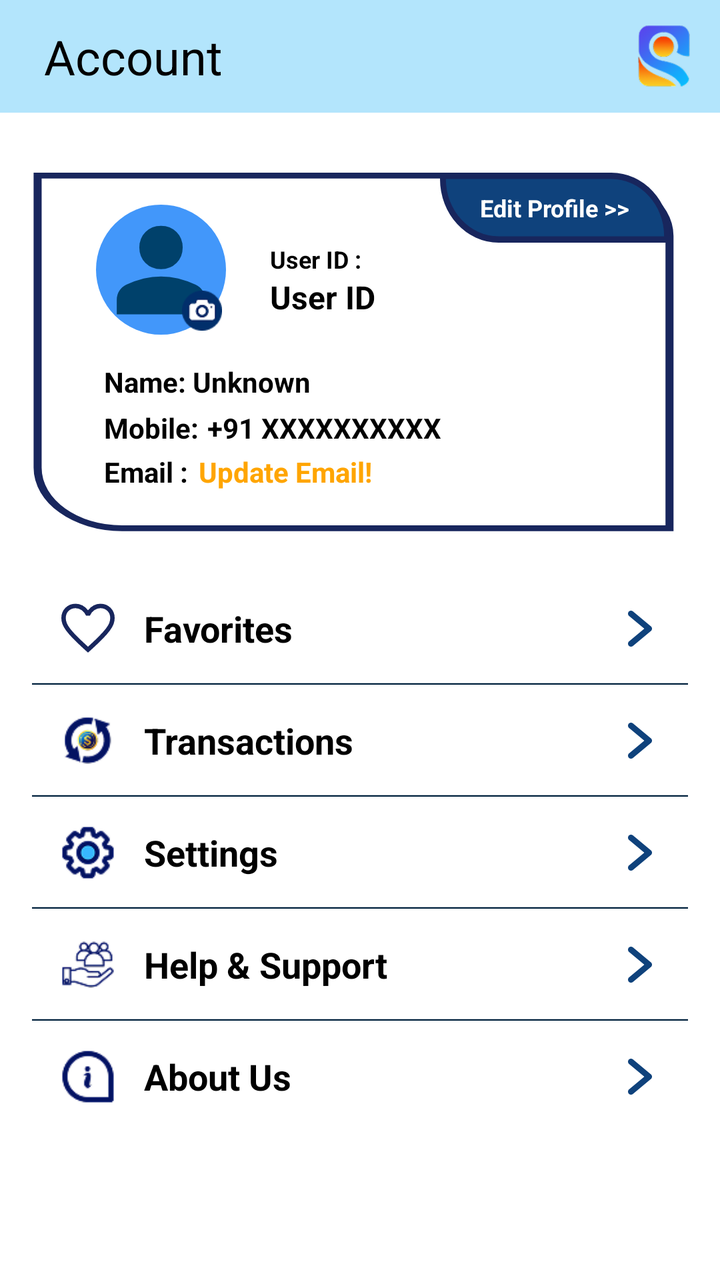
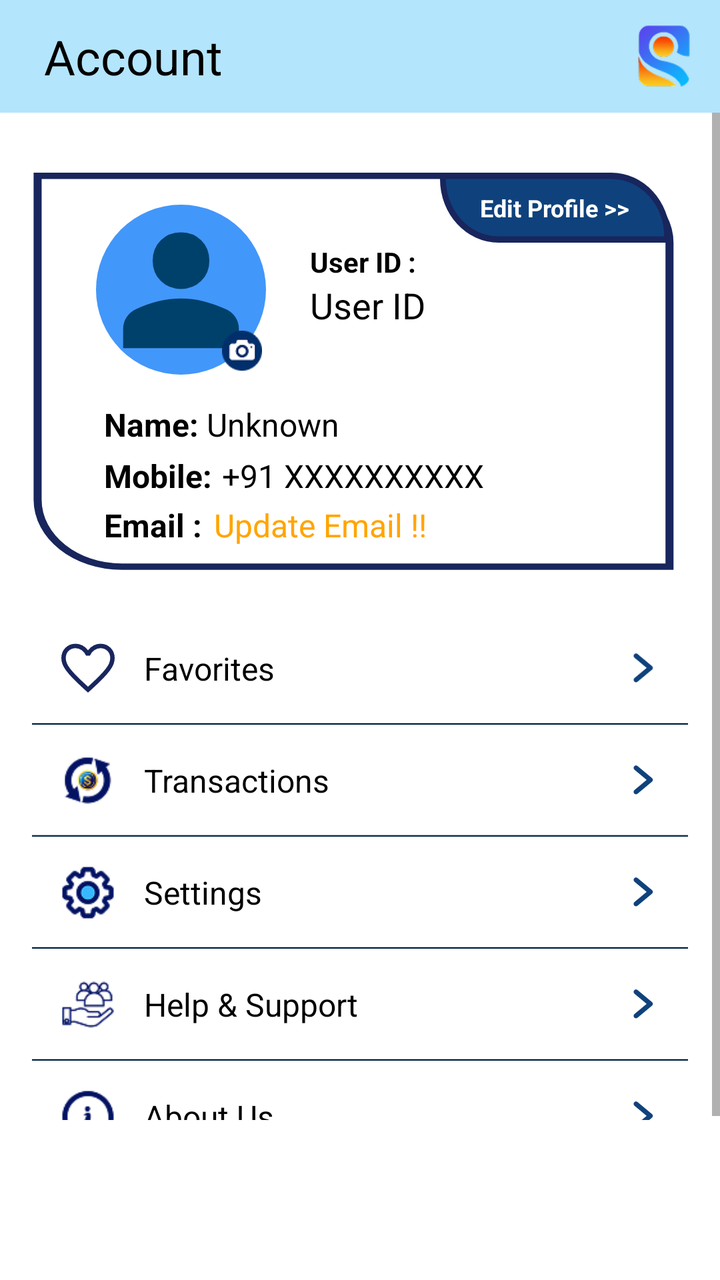

Screens rendered from an Android XML layout before and after an edit, with the pre-edit source and the edit as a unified diff.
<!-- AndroidManifest.xml: application theme Theme.Seekshakcom -->
<!-- res/layout/fragment_myaccount.xml -->
<?xml version="1.0" encoding="utf-8"?>
<FrameLayout xmlns:android="http://schemas.android.com/apk/res/android"
    android:layout_width="match_parent"
    android:layout_height="match_parent"
    android:background="#B3E5FC">

    <LinearLayout
        android:orientation="vertical"
        android:layout_width="match_parent"
        android:layout_height="match_parent"
        android:background="@color/white">

        <RelativeLayout
            android:layout_width="match_parent"
            android:layout_height="wrap_content"
            android:background="#B3E5FC"
            android:padding="12dp">


            <TextView
                android:id="@+id/title"
                android:layout_width="wrap_content"
                android:layout_height="wrap_content"
                android:layout_alignParentTop="true"
                android:layout_marginTop="0dp"
                android:layout_marginStart="10dp"
                android:text="Account"
                android:textColor="#000000"
                android:textSize="24sp" />

            <ImageView
                android:id="@+id/logo"
                android:layout_width="32dp"
                android:layout_height="32dp"
                android:layout_alignParentEnd="true"
                android:src="@drawable/logo_1_1"
                android:contentDescription="Logo" />
        </RelativeLayout>

        <ScrollView
            android:layout_width="match_parent"
            android:layout_height="0dp"
            android:layout_weight="1"
            android:paddingBottom="80dp">

            <LinearLayout
                android:layout_width="match_parent"
                android:layout_height="wrap_content"
                android:orientation="vertical"
                android:paddingHorizontal="16dp">

                <RelativeLayout
                    android:layout_width="match_parent"
                    android:layout_height="wrap_content"
                    android:layout_gravity="center_horizontal"
                    android:layout_marginTop="30dp"
                    android:background="@drawable/profile_card_bg"
                    android:paddingStart="16dp">

                    <TextView
                        android:layout_width="115dp"
                        android:layout_height="35dp"
                        android:layout_alignParentEnd="true"
                        android:layout_marginEnd="9dp"
                        android:background="@drawable/bg_viewprofile"
                        android:clickable="true"
                        android:focusable="true"
                        android:gravity="center"
                        android:lineSpacingExtra="4sp"
                        android:text="Edit Profile >>"
                        android:textColor="#FFFFFF"
                        android:textSize="12sp"
                        android:textStyle="bold" />

                    <FrameLayout
                        android:id="@+id/profile_frame"
                        android:layout_width="wrap_content"
                        android:layout_height="wrap_content"
                        android:layout_marginStart="16dp"
                        android:layout_marginTop="16dp"
                        android:clickable="true"
                        android:focusable="true">


                        
                        <ImageView
                            android:id="@+id/profile_icon"
                            android:layout_width="65dp"
                            android:layout_height="65dp"
                            android:background="@drawable/bg_profilecicle"
                            android:contentDescription="Profile"
                            android:padding="0dp"
                            android:scaleType="centerCrop"
                            android:src="@drawable/ic_user" />


                        <ImageButton
                            android:id="@+id/ic_camera"
                            android:layout_width="20dp"
                            android:layout_height="20dp"
                            android:layout_gravity="bottom|end"
                            android:layout_margin="2dp"
                            android:background="@drawable/ic_camera"
                            android:contentDescription="Edit Profile Picture" />
                    </FrameLayout>


                    <LinearLayout
                        android:layout_width="wrap_content"
                        android:layout_height="wrap_content"
                        android:layout_marginStart="22dp"
                        android:layout_toEndOf="@id/profile_frame"
                        android:orientation="vertical">

                        <TextView
                            android:layout_width="wrap_content"
                            android:layout_height="wrap_content"
                            android:layout_marginTop="35dp"
                            android:text="User ID : "
                            android:textColor="#000000"
                            android:textSize="12sp"
                            android:textStyle="bold" />

                        <TextView
                            android:id="@+id/user_id"
                            android:layout_width="wrap_content"
                            android:layout_height="wrap_content"
                            android:text="User ID"
                            android:textColor="#000000"
                            android:textSize="16sp"
                            android:textStyle="bold" />
                    </LinearLayout>

                    <TextView
                        android:id="@+id/text_user_name"
                        android:layout_width="wrap_content"
                        android:layout_height="wrap_content"
                        android:layout_below="@+id/profile_frame"
                        android:layout_marginTop="14dp"
                        android:layout_marginStart="20dp"
                        android:text="Name: "
                        android:textColor="#000000"
                        android:textSize="14sp"
                        android:textStyle="bold" />

                    <TextView
                        android:id="@+id/user_name"
                        android:layout_width="wrap_content"
                        android:layout_height="wrap_content"
                        android:layout_below="@+id/profile_frame"
                        android:layout_marginTop="14dp"
                        android:layout_toEndOf="@+id/text_user_name"
                        android:text="Unknown"
                        android:textColor="#000000"
                        android:textSize="14sp"
                        android:textStyle="bold" />

                    <TextView
                        android:id="@+id/text_mobile"
                        android:layout_width="wrap_content"
                        android:layout_height="wrap_content"
                        android:layout_below="@+id/user_name"
                        android:layout_marginTop="4dp"
                        android:layout_marginStart="20dp"
                        android:text="Mobile: "
                        android:textColor="#000000"
                        android:textSize="14sp"
                        android:textStyle="bold" />

                    <TextView
                        android:id="@+id/mobile_no"
                        android:layout_width="wrap_content"
                        android:layout_height="wrap_content"
                        android:layout_below="@+id/user_name"
                        android:layout_marginStart="1dp"
                        android:layout_marginTop="4dp"
                        android:layout_toEndOf="@+id/text_mobile"
                        android:text="+91 XXXXXXXXXX"
                        android:textColor="#000000"
                        android:textSize="14sp"
                        android:textStyle="bold" />

                    <TextView
                        android:id="@+id/text_email"
                        android:layout_width="wrap_content"
                        android:layout_height="wrap_content"
                        android:layout_below="@+id/text_mobile"
                        android:layout_marginTop="3dp"
                        android:layout_marginStart="20dp"
                        android:text="Email : "
                        android:textColor="#000000"
                        android:textSize="14sp"
                        android:textStyle="bold" />

                    <TextView
                        android:id="@+id/user_email"
                        android:layout_width="wrap_content"
                        android:layout_height="wrap_content"
                        android:layout_below="@+id/mobile_no"
                        android:layout_marginStart="2dp"
                        android:layout_marginTop="3dp"
                        android:layout_toEndOf="@+id/text_email"
                        android:text="Update Email!"
                        android:textColor="#FFA500"
                        android:textSize="14sp"
                        android:textStyle="bold" />

                </RelativeLayout>
                <LinearLayout
                    android:layout_width="match_parent"
                    android:layout_height="wrap_content"
                    android:orientation="horizontal"
                    android:layout_marginTop="15dp"
                    android:background="@drawable/rectangle_6"
                    android:padding="12dp"
                    android:gravity="center_vertical">

                    
                    <ImageView
                        android:layout_width="32dp"
                        android:layout_height="32dp"
                        android:src="@drawable/ic_heart"
                        android:layout_marginEnd="12dp" />

                    
                    <TextView
                        android:id="@+id/favourite_btn"
                        android:layout_width="0dp"
                        android:layout_height="wrap_content"
                        android:layout_weight="1"
                        android:text="Favorites"
                        android:textColor="@color/black"
                        android:textSize="18sp"
                        android:textStyle="bold"
                        android:clickable="true"
                        android:focusable="true" />

                    
                    <ImageView
                        android:layout_width="24dp"
                        android:layout_height="24dp"
                        android:src="@drawable/ic_arrow_right"
                        android:contentDescription="Go to Favorites" />
                </LinearLayout>

                <LinearLayout
                    android:layout_width="match_parent"
                    android:layout_height="wrap_content"
                    android:orientation="horizontal"
                    android:layout_marginTop="0dp"
                    android:background="@drawable/rectangle_6"
                    android:padding="12dp"
                    android:gravity="center_vertical">

                    <ImageView
                        android:layout_width="32dp"
                        android:layout_height="32dp"
                        android:src="@drawable/ic_transactions"
                        android:layout_marginEnd="12dp" />

                    
                    <TextView
                        android:id="@+id/transactions_btn"
                        android:layout_width="0dp"
                        android:layout_height="wrap_content"
                        android:layout_weight="1"
                        android:clickable="true"
                        android:focusable="true"
                        android:text="Transactions"
                        android:textColor="@color/black"
                        android:textSize="18sp"
                        android:textStyle="bold" />

                    
                    <ImageView
                        android:layout_width="24dp"
                        android:layout_height="24dp"
                        android:src="@drawable/ic_arrow_right"
                        android:contentDescription="Go to Favorites" />
                </LinearLayout>
                <LinearLayout
                    android:layout_width="match_parent"
                    android:layout_height="wrap_content"
                    android:orientation="horizontal"
                    android:layout_marginTop="0dp"
                    android:background="@drawable/rectangle_6"
                    android:padding="12dp"
                    android:gravity="center_vertical">

                    <ImageView
                        android:layout_width="32dp"
                        android:layout_height="32dp"
                        android:src="@drawable/ic_seetings"
                        android:layout_marginEnd="12dp" />

                    
                    <TextView
                        android:id="@+id/settings_btn"
                        android:layout_width="0dp"
                        android:layout_height="wrap_content"
                        android:layout_weight="1"
                        android:clickable="true"
                        android:focusable="true"
                        android:text="Settings"
                        android:textColor="@color/black"
                        android:textSize="18sp"
                        android:textStyle="bold" />

                    
                    <ImageView
                        android:layout_width="24dp"
                        android:layout_height="24dp"
                        android:src="@drawable/ic_arrow_right"
                        android:contentDescription="Go to Favorites" />

                </LinearLayout>
                <LinearLayout
                    android:layout_width="match_parent"
                    android:layout_height="wrap_content"
                    android:orientation="horizontal"
                    android:layout_marginTop="0dp"
                    android:background="@drawable/rectangle_6"
                    android:padding="12dp"
                    android:gravity="center_vertical">

                    <ImageView
                        android:layout_width="32dp"
                        android:layout_height="32dp"
                        android:src="@drawable/ic_helpsupport"
                        android:layout_marginEnd="12dp" />

                    
                    <TextView
                        android:id="@+id/help_support"
                        android:layout_width="0dp"
                        android:layout_height="wrap_content"
                        android:layout_weight="1"
                        android:clickable="true"
                        android:focusable="true"
                        android:text="Help &amp; Support"
                        android:textColor="@color/black"
                        android:textSize="18sp"
                        android:textStyle="bold" />

                    
                    <ImageView
                        android:layout_width="24dp"
                        android:layout_height="24dp"
                        android:src="@drawable/ic_arrow_right"
                        android:contentDescription="Go to Favorites" />

                </LinearLayout>
                <LinearLayout
                    android:layout_width="match_parent"
                    android:layout_height="wrap_content"
                    android:orientation="horizontal"
                    android:layout_marginTop="0dp"
                    android:background="@drawable/rectangle_6"
                    android:padding="12dp"
                    android:gravity="center_vertical">

                    <ImageView
                        android:layout_width="32dp"
                        android:layout_height="32dp"
                        android:src="@drawable/ic_aboutus"
                        android:layout_marginEnd="12dp" />

                    
                    <TextView
                        android:id="@+id/about_us"
                        android:layout_width="0dp"
                        android:layout_height="wrap_content"
                        android:layout_weight="1"
                        android:clickable="true"
                        android:focusable="true"
                        android:text="About Us"
                        android:textColor="@color/black"
                        android:textSize="18sp"
                        android:textStyle="bold" />


                    
                    <ImageView
                        android:layout_width="24dp"
                        android:layout_height="24dp"
                        android:src="@drawable/ic_arrow_right"
                        android:contentDescription="Go to Favorites" />

                </LinearLayout>
                <LinearLayout
                    android:id="@+id/logout_layout"
                    android:layout_width="match_parent"
                    android:layout_height="wrap_content"
                    android:orientation="horizontal"
                    android:layout_marginTop="0dp"
                    android:background="@drawable/rectangle_6"
                    android:padding="12dp"
                    android:clickable="true"
                    android:focusable="true"
                    android:gravity="center_vertical">

                    <ImageView
                        android:layout_width="32dp"
                        android:layout_height="32dp"
                        android:src="@drawable/ic_logout"
                        android:layout_marginEnd="12dp" />

                    
                    <TextView
                        android:id="@+id/logoutButton"
                        android:layout_width="0dp"
                        android:layout_height="wrap_content"
                        android:layout_weight="1"
                        android:clickable="true"
                        android:focusable="true"
                        android:text="Log Out"
                        android:textColor="@color/black"
                        android:textSize="18sp"
                        android:textStyle="bold" />


                    
                    <ImageView
                        android:layout_width="24dp"
                        android:layout_height="24dp"
                        android:src="@drawable/ic_arrow_right"
                        android:contentDescription="Go to Favorites" />

                </LinearLayout>







            </LinearLayout>


        </ScrollView>
    </LinearLayout>
</FrameLayout>
<!-- resources referenced by this layout -->
<resources>
  <color name="black">#FF000000</color>
  <color name="white">#FFFFFFFF</color>
  <!-- drawable bg_profilecicle (drawable) -->
  <vector xmlns:android="http://schemas.android.com/apk/res/android"
      android:width="132dp"
      android:height="132dp"
      android:viewportWidth="132"
      android:viewportHeight="132">
    <path
        android:pathData="M66,66m-66,0a66,66 0,1 1,132 0a66,66 0,1 1,-132 0"
        android:fillColor="#4297FA"/>
  </vector>
  <!-- drawable bg_viewprofile (drawable) -->
  <vector xmlns:android="http://schemas.android.com/apk/res/android"
      android:width="196dp"
      android:height="55dp"
      android:viewportWidth="196"
      android:viewportHeight="55">
    <path
        android:pathData="M5,2.5H2.5V5C2.5,31.23 23.77,52.5 50,52.5H191H193.5V50C193.5,23.77 172.23,2.5 146,2.5H5Z"
        android:strokeWidth="5"
        android:fillColor="#0F427C"
        android:strokeColor="#18265d"/>
  </vector>
  <!-- drawable ic_arrow_right (drawable) -->
  <vector xmlns:android="http://schemas.android.com/apk/res/android"
      android:width="24dp"
      android:height="24dp"
      android:viewportWidth="24"
      android:viewportHeight="24">
    <path
        android:pathData="M14.156,12L6.539,18.347C6.233,18.602 6.041,18.968 6.005,19.364C5.969,19.761 6.092,20.155 6.347,20.461C6.602,20.767 6.967,20.959 7.364,20.995C7.76,21.031 8.155,20.908 8.461,20.653L17.461,13.153C17.63,13.012 17.765,12.835 17.859,12.636C17.952,12.437 18,12.219 18,12C18,11.78 17.952,11.563 17.859,11.363C17.765,11.164 17.63,10.988 17.461,10.847L8.461,3.346C8.155,3.092 7.76,2.969 7.364,3.005C6.967,3.041 6.602,3.233 6.347,3.538C6.092,3.844 5.969,4.239 6.005,4.635C6.041,5.031 6.233,5.397 6.539,5.652L14.156,12Z"
        android:fillColor="#0F427C"/>
  </vector>
  <!-- drawable ic_user (drawable) -->
  <vector xmlns:android="http://schemas.android.com/apk/res/android"
      android:width="40dp"
      android:height="40dp"
      android:viewportWidth="960"
      android:viewportHeight="960">
    <path
        android:pathData="M479.97,475.91q-68.98,0 -114.49,-45.51 -45.51,-45.51 -45.51,-114.49 0,-68.98 45.51,-114.48t114.49,-45.5q68.98,0 114.6,45.5 45.62,45.5 45.62,114.48T594.57,430.4q-45.62,45.51 -114.6,45.51ZM153.3,810.12v-107.14q0,-38.44 19.53,-67.56 19.52,-29.11 50.89,-44.29 65.89,-30.57 129.01,-45.9 63.12,-15.32 127.23,-15.32 64.56,0 127.32,15.62 62.76,15.62 128.34,45.52 32.07,14.96 51.65,44.1 19.59,29.14 19.59,67.79v107.18L153.3,810.12Z"
        android:fillColor="#00416B"/>
  </vector>
  <!-- drawable profile_card_bg (drawable) -->
  <vector xmlns:android="http://schemas.android.com/apk/res/android"
      android:width="340dp"
      android:height="185dp"
      android:viewportWidth="408"
      android:viewportHeight="321">
    <path
        android:pathData="M6,5H344C371.61,5 394,27.39 394,55V306H56C28.39,306 6,283.61 6,256V5Z"
        android:fillColor="#FFFFFF"/>
    <path
        android:pathData="M344,2.5C372.99,2.5 396.5,26.01 396.5,55V308.5H56C27.01,308.5 3.5,284.99 3.5,256V2.5H344Z"
        android:strokeWidth="5"
        android:fillColor="#00000000"
        android:strokeColor="#18265d"/>
  </vector>
  <!-- drawable rectangle_6 (drawable) -->
  <vector
      xmlns:android="http://schemas.android.com/apk/res/android"
      android:width="440dp"
      android:height="55dp"
      android:viewportWidth="440"
      android:viewportHeight="75">
  
      
      <path
          android:pathData="M0 0H440V75H0V0Z"
          android:fillColor="#FFFFFF" />
  
      
      <path
          android:pathData="M0,75 L440,75"
          android:strokeWidth="2"
          android:strokeColor="#00213D"
          android:fillColor="@android:color/transparent" />
  </vector>
  <style name="Theme.Seekshakcom" parent="Theme.AppCompat.Light.NoActionBar">
          
          <item name="colorPrimary">@color/black</item>
          <item name="colorPrimaryDark">@color/purple_700</item>
          <item name="colorAccent">@color/teal_200</item>
      </style>
  <color name="purple_700">#FF3700B3</color>
  <color name="teal_200">#FF03DAC5</color>
  <!-- unchanged entries left out for length: 8 -->
</resources>

<!-- the commit's change to res/layout/fragment_myaccount.xml (unified diff, before → after) -->
@@ -58,6 +58,7 @@
                     android:paddingStart="16dp">
 
                     <TextView
+                        android:id="@+id/edit_profile"
                         android:layout_width="115dp"
                         android:layout_height="35dp"
                         android:layout_alignParentEnd="true"
@@ -85,8 +86,8 @@
                         
                         <ImageView
                             android:id="@+id/profile_icon"
-                            android:layout_width="65dp"
-                            android:layout_height="65dp"
+                            android:layout_width="85dp"
+                            android:layout_height="85dp"
                             android:background="@drawable/bg_profilecicle"
                             android:contentDescription="Profile"
                             android:padding="0dp"
@@ -118,7 +119,7 @@
                             android:layout_marginTop="35dp"
                             android:text="User ID : "
                             android:textColor="#000000"
-                            android:textSize="12sp"
+                            android:textSize="14sp"
                             android:textStyle="bold" />
 
                         <TextView
@@ -127,8 +128,8 @@
                             android:layout_height="wrap_content"
                             android:text="User ID"
                             android:textColor="#000000"
-                            android:textSize="16sp"
-                            android:textStyle="bold" />
+                            android:textSize="18sp"
+                            android:textStyle="normal" />
                     </LinearLayout>
 
                     <TextView
@@ -140,7 +141,7 @@
                         android:layout_marginStart="20dp"
                         android:text="Name: "
                         android:textColor="#000000"
-                        android:textSize="14sp"
+                        android:textSize="16sp"
                         android:textStyle="bold" />
 
                     <TextView
@@ -152,8 +153,8 @@
                         android:layout_toEndOf="@+id/text_user_name"
                         android:text="Unknown"
                         android:textColor="#000000"
-                        android:textSize="14sp"
-                        android:textStyle="bold" />
+                        android:textSize="16sp"
+                        android:textStyle="normal" />
 
                     <TextView
                         android:id="@+id/text_mobile"
@@ -164,7 +165,7 @@
                         android:layout_marginStart="20dp"
                         android:text="Mobile: "
                         android:textColor="#000000"
-                        android:textSize="14sp"
+                        android:textSize="16sp"
                         android:textStyle="bold" />
 
                     <TextView
@@ -177,8 +178,8 @@
                         android:layout_toEndOf="@+id/text_mobile"
                         android:text="+91 XXXXXXXXXX"
                         android:textColor="#000000"
-                        android:textSize="14sp"
-                        android:textStyle="bold" />
+                        android:textSize="16sp"
+                        android:textStyle="normal" />
 
                     <TextView
                         android:id="@+id/text_email"
@@ -189,7 +190,7 @@
                         android:layout_marginStart="20dp"
                         android:text="Email : "
                         android:textColor="#000000"
-                        android:textSize="14sp"
+                        android:textSize="16sp"
                         android:textStyle="bold" />
 
                     <TextView
@@ -200,12 +201,14 @@
                         android:layout_marginStart="2dp"
                         android:layout_marginTop="3dp"
                         android:layout_toEndOf="@+id/text_email"
-                        android:text="Update Email!"
+                        android:text="Update Email !!"
                         android:textColor="#FFA500"
-                        android:textSize="14sp"
-                        android:textStyle="bold" />
+                        android:textSize="16sp"
+                        android:textStyle="normal" />
 
                 </RelativeLayout>
+
+
                 <LinearLayout
                     android:layout_width="match_parent"
                     android:layout_height="wrap_content"
@@ -230,15 +233,15 @@
                         android:layout_weight="1"
                         android:text="Favorites"
                         android:textColor="@color/black"
-                        android:textSize="18sp"
-                        android:textStyle="bold"
+                        android:textSize="16sp"
+                        android:textStyle="normal"
                         android:clickable="true"
                         android:focusable="true" />
 
                     
                     <ImageView
-                        android:layout_width="24dp"
-                        android:layout_height="24dp"
+                        android:layout_width="20dp"
+                        android:layout_height="20dp"
                         android:src="@drawable/ic_arrow_right"
                         android:contentDescription="Go to Favorites" />
                 </LinearLayout>
@@ -268,13 +271,13 @@
                         android:focusable="true"
                         android:text="Transactions"
                         android:textColor="@color/black"
-                        android:textSize="18sp"
-                        android:textStyle="bold" />
-
-                    
-                    <ImageView
-                        android:layout_width="24dp"
-                        android:layout_height="24dp"
+                        android:textSize="16sp"
+                        android:textStyle="normal" />
+
+                    
+                    <ImageView
+                        android:layout_width="20dp"
+                        android:layout_height="20dp"
                         android:src="@drawable/ic_arrow_right"
                         android:contentDescription="Go to Favorites" />
                 </LinearLayout>
@@ -303,13 +306,13 @@
                         android:focusable="true"
                         android:text="Settings"
                         android:textColor="@color/black"
-                        android:textSize="18sp"
-                        android:textStyle="bold" />
-
-                    
-                    <ImageView
-                        android:layout_width="24dp"
-                        android:layout_height="24dp"
+                        android:textSize="16sp"
+                        android:textStyle="normal" />
+
+                    
+                    <ImageView
+                        android:layout_width="20dp"
+                        android:layout_height="20dp"
                         android:src="@drawable/ic_arrow_right"
                         android:contentDescription="Go to Favorites" />
 
@@ -339,13 +342,13 @@
                         android:focusable="true"
                         android:text="Help &amp; Support"
                         android:textColor="@color/black"
-                        android:textSize="18sp"
-                        android:textStyle="bold" />
-
-                    
-                    <ImageView
-                        android:layout_width="24dp"
-                        android:layout_height="24dp"
+                        android:textSize="16sp"
+                        android:textStyle="normal" />
+
+                    
+                    <ImageView
+                        android:layout_width="20dp"
+                        android:layout_height="20dp"
                         android:src="@drawable/ic_arrow_right"
                         android:contentDescription="Go to Favorites" />
 
@@ -375,14 +378,14 @@
                         android:focusable="true"
                         android:text="About Us"
                         android:textColor="@color/black"
-                        android:textSize="18sp"
-                        android:textStyle="bold" />
-
-
-                    
-                    <ImageView
-                        android:layout_width="24dp"
-                        android:layout_height="24dp"
+                        android:textSize="16sp"
+                        android:textStyle="normal" />
+
+
+                    
+                    <ImageView
+                        android:layout_width="20dp"
+                        android:layout_height="20dp"
                         android:src="@drawable/ic_arrow_right"
                         android:contentDescription="Go to Favorites" />
 
@@ -415,14 +418,14 @@
                         android:focusable="true"
                         android:text="Log Out"
                         android:textColor="@color/black"
-                        android:textSize="18sp"
-                        android:textStyle="bold" />
-
-
-                    
-                    <ImageView
-                        android:layout_width="24dp"
-                        android:layout_height="24dp"
+                        android:textSize="16sp"
+                        android:textStyle="normal" />
+
+
+                    
+                    <ImageView
+                        android:layout_width="20dp"
+                        android:layout_height="20dp"
                         android:src="@drawable/ic_arrow_right"
                         android:contentDescription="Go to Favorites" />
 
<!-- resource entries referenced after the edit -->
@@ -26,10 +26,10 @@
   </vector>
   <!-- drawable ic_arrow_right (drawable) -->
   <vector xmlns:android="http://schemas.android.com/apk/res/android"
-      android:width="24dp"
-      android:height="24dp"
-      android:viewportWidth="24"
-      android:viewportHeight="24">
+      android:width="20dp"
+      android:height="20dp"
+      android:viewportWidth="25"
+      android:viewportHeight="25">
     <path
         android:pathData="M14.156,12L6.539,18.347C6.233,18.602 6.041,18.968 6.005,19.364C5.969,19.761 6.092,20.155 6.347,20.461C6.602,20.767 6.967,20.959 7.364,20.995C7.76,21.031 8.155,20.908 8.461,20.653L17.461,13.153C17.63,13.012 17.765,12.835 17.859,12.636C17.952,12.437 18,12.219 18,12C18,11.78 17.952,11.563 17.859,11.363C17.765,11.164 17.63,10.988 17.461,10.847L8.461,3.346C8.155,3.092 7.76,2.969 7.364,3.005C6.967,3.041 6.602,3.233 6.347,3.538C6.092,3.844 5.969,4.239 6.005,4.635C6.041,5.031 6.233,5.397 6.539,5.652L14.156,12Z"
         android:fillColor="#0F427C"/>
@@ -47,7 +47,7 @@
   <!-- drawable profile_card_bg (drawable) -->
   <vector xmlns:android="http://schemas.android.com/apk/res/android"
       android:width="340dp"
-      android:height="185dp"
+      android:height="205dp"
       android:viewportWidth="408"
       android:viewportHeight="321">
     <path
